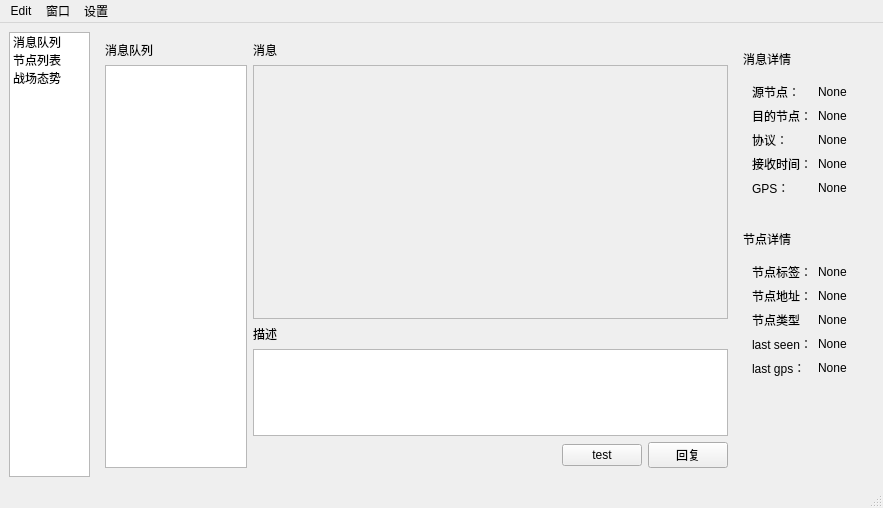
The window that ui/mainwindow.ui (mioyzhang/UI) describes before a commit, drawn with Qt 5.
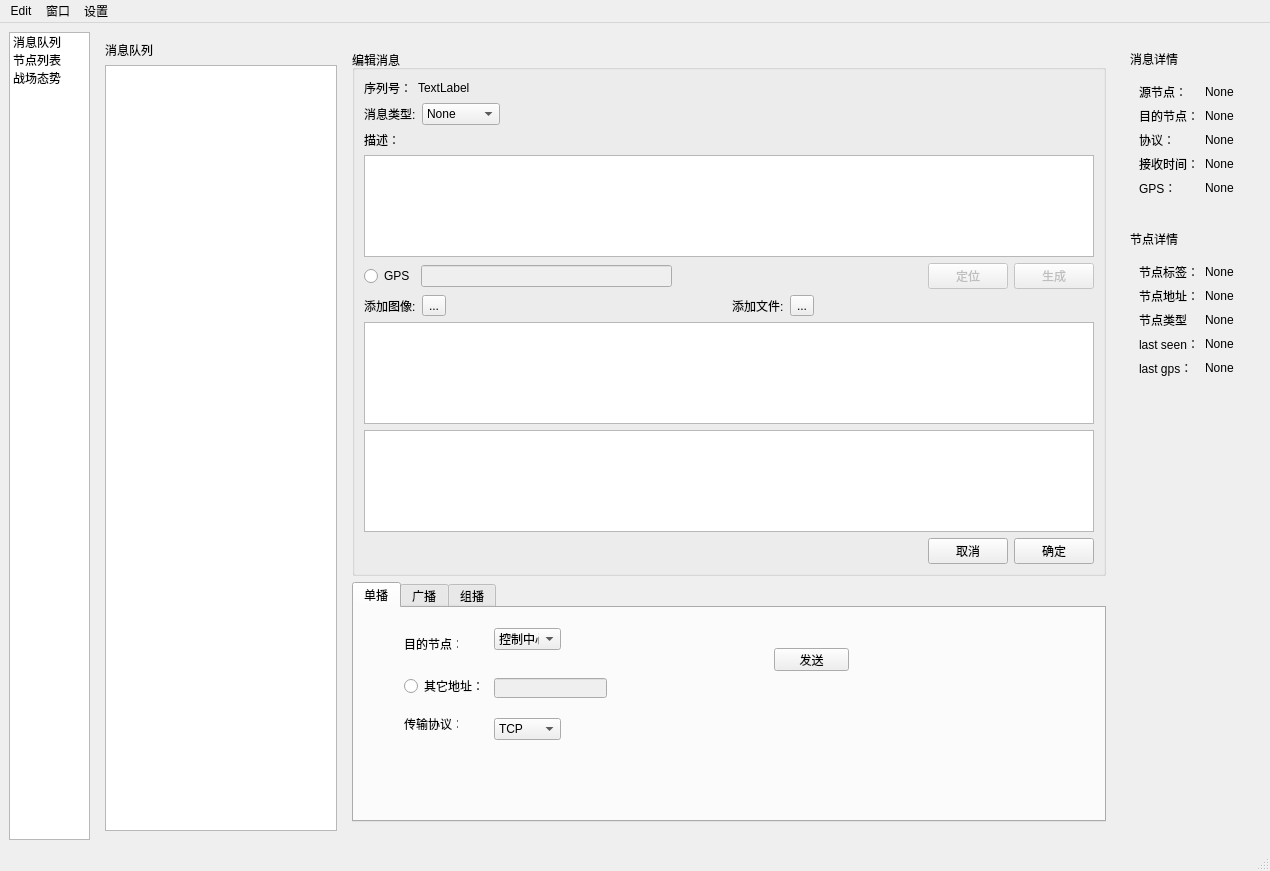
The same window after the commit. Icons and pictures are not drawn.

```diff
--- a/ui/mainwindow.ui
+++ b/ui/mainwindow.ui
@@ -6,8 +6,8 @@
    <rect>
     <x>0</x>
     <y>0</y>
-    <width>883</width>
-    <height>508</height>
+    <width>1270</width>
+    <height>871</height>
    </rect>
   </property>
   <property name="windowTitle">
@@ -65,81 +65,464 @@
          </layout>
         </item>
         <item>
-         <layout class="QVBoxLayout" name="verticalLayout_7" stretch="5,2,0">
-          <item>
-           <layout class="QVBoxLayout" name="verticalLayout_5">
+         <widget class="QStackedWidget" name="stackedWidget_message">
+          <property name="currentIndex">
+           <number>1</number>
+          </property>
+          <widget class="QWidget" name="page_message_view" native="true">
+           <layout class="QVBoxLayout" name="verticalLayout_7" stretch="5,2,0">
             <item>
-             <widget class="QLabel" name="label_25">
-              <property name="text">
-               <string>消息</string>
-              </property>
-             </widget>
+             <layout class="QVBoxLayout" name="verticalLayout_5">
+              <item>
+               <widget class="QLabel" name="label_25">
+                <property name="text">
+                 <string>消息</string>
+                </property>
+               </widget>
+              </item>
+              <item>
+               <widget class="QScrollArea" name="scrollArea">
+                <property name="widgetResizable">
+                 <bool>true</bool>
+                </property>
+                <widget class="QWidget" name="scrollAreaWidgetContents">
+                 <property name="geometry">
+                  <rect>
+                   <x>0</x>
+                   <y>0</y>
+                   <width>764</width>
+                   <height>517</height>
+                  </rect>
+                 </property>
+                </widget>
+               </widget>
+              </item>
+             </layout>
             </item>
             <item>
-             <widget class="QScrollArea" name="scrollArea">
-              <property name="widgetResizable">
-               <bool>true</bool>
-              </property>
-              <widget class="QWidget" name="scrollAreaWidgetContents">
-               <property name="geometry">
-                <rect>
-                 <x>0</x>
-                 <y>0</y>
-                 <width>449</width>
-                 <height>235</height>
-                </rect>
-               </property>
-              </widget>
-             </widget>
+             <layout class="QVBoxLayout" name="verticalLayout_6">
+              <item>
+               <widget class="QLabel" name="label_2">
+                <property name="text">
+                 <string>描述</string>
+                </property>
+               </widget>
+              </item>
+              <item>
+               <widget class="QTextBrowser" name="textBrowser"/>
+              </item>
+             </layout>
             </item>
            </layout>
-          </item>
-          <item>
-           <layout class="QVBoxLayout" name="verticalLayout_6">
+          </widget>
+          <widget class="QWidget" name="page_message_edit">
+           <layout class="QVBoxLayout" name="verticalLayout_13">
             <item>
-             <widget class="QLabel" name="label_2">
-              <property name="text">
-               <string>描述</string>
+             <widget class="QGroupBox" name="groupBox">
+              <property name="title">
+               <string>编辑消息</string>
               </property>
+              <layout class="QVBoxLayout" name="verticalLayout_11">
+               <item>
+                <layout class="QHBoxLayout" name="horizontalLayout_7">
+                 <item>
+                  <widget class="QLabel" name="label_16">
+                   <property name="sizePolicy">
+                    <sizepolicy hsizetype="Fixed" vsizetype="Fixed">
+                     <horstretch>80</horstretch>
+                     <verstretch>20</verstretch>
+                    </sizepolicy>
+                   </property>
+                   <property name="text">
+                    <string>序列号：</string>
+                   </property>
+                  </widget>
+                 </item>
+                 <item>
+                  <widget class="QLabel" name="label_seq">
+                   <property name="text">
+                    <string>TextLabel</string>
+                   </property>
+                  </widget>
+                 </item>
+                </layout>
+               </item>
+               <item>
+                <layout class="QHBoxLayout" name="horizontalLayout_8">
+                 <item>
+                  <widget class="QLabel" name="label_18">
+                   <property name="sizePolicy">
+                    <sizepolicy hsizetype="Fixed" vsizetype="Fixed">
+                     <horstretch>100</horstretch>
+                     <verstretch>20</verstretch>
+                    </sizepolicy>
+                   </property>
+                   <property name="text">
+                    <string>消息类型:</string>
+                   </property>
+                  </widget>
+                 </item>
+                 <item>
+                  <widget class="QComboBox" name="comboBox_mtype">
+                   <item>
+                    <property name="text">
+                     <string>None</string>
+                    </property>
+                   </item>
+                   <item>
+                    <property name="text">
+                     <string>探测信息</string>
+                    </property>
+                   </item>
+                   <item>
+                    <property name="text">
+                     <string>指令信息</string>
+                    </property>
+                   </item>
+                   <item>
+                    <property name="text">
+                     <string>回复信息</string>
+                    </property>
+                   </item>
+                  </widget>
+                 </item>
+                 <item>
+                  <spacer name="horizontalSpacer_5">
+                   <property name="orientation">
+                    <enum>Qt::Horizontal</enum>
+                   </property>
+                   <property name="sizeHint" stdset="0">
+                    <size>
+                     <width>40</width>
+                     <height>20</height>
+                    </size>
+                   </property>
+                  </spacer>
+                 </item>
+                </layout>
+               </item>
+               <item>
+                <layout class="QVBoxLayout" name="verticalLayout_12">
+                 <item>
+                  <widget class="QLabel" name="label_20">
+                   <property name="text">
+                    <string>描述：</string>
+                   </property>
+                  </widget>
+                 </item>
+                 <item>
+                  <widget class="QTextEdit" name="textEdit"/>
+                 </item>
+                </layout>
+               </item>
+               <item>
+                <layout class="QHBoxLayout" name="horizontalLayout_9">
+                 <item>
+                  <widget class="QRadioButton" name="radioButton_gps">
+                   <property name="sizePolicy">
+                    <sizepolicy hsizetype="Minimum" vsizetype="Fixed">
+                     <horstretch>0</horstretch>
+                     <verstretch>0</verstretch>
+                    </sizepolicy>
+                   </property>
+                   <property name="text">
+                    <string>GPS</string>
+                   </property>
+                  </widget>
+                 </item>
+                 <item>
+                  <widget class="QLineEdit" name="lineEdit_gps">
+                   <property name="enabled">
+                    <bool>false</bool>
+                   </property>
+                  </widget>
+                 </item>
+                 <item>
+                  <spacer name="horizontalSpacer_6">
+                   <property name="orientation">
+                    <enum>Qt::Horizontal</enum>
+                   </property>
+                   <property name="sizeHint" stdset="0">
+                    <size>
+                     <width>40</width>
+                     <height>20</height>
+                    </size>
+                   </property>
+                  </spacer>
+                 </item>
+                 <item>
+                  <widget class="QPushButton" name="pushButton_position">
+                   <property name="enabled">
+                    <bool>false</bool>
+                   </property>
+                   <property name="text">
+                    <string>定位</string>
+                   </property>
+                  </widget>
+                 </item>
+                 <item>
+                  <widget class="QPushButton" name="pushButton_generate">
+                   <property name="enabled">
+                    <bool>false</bool>
+                   </property>
+                   <property name="text">
+                    <string>生成</string>
+                   </property>
+                  </widget>
+                 </item>
+                </layout>
+               </item>
+               <item>
+                <layout class="QHBoxLayout" name="horizontalLayout_10">
+                 <item>
+                  <widget class="QLabel" name="label_22">
+                   <property name="text">
+                    <string>添加图像:</string>
+                   </property>
+                  </widget>
+                 </item>
+                 <item>
+                  <widget class="QToolButton" name="toolButton_img">
+                   <property name="sizePolicy">
+                    <sizepolicy hsizetype="Preferred" vsizetype="Preferred">
+                     <horstretch>0</horstretch>
+                     <verstretch>0</verstretch>
+                    </sizepolicy>
+                   </property>
+                   <property name="text">
+                    <string>...</string>
+                   </property>
+                  </widget>
+                 </item>
+                 <item>
+                  <spacer name="horizontalSpacer_3">
+                   <property name="orientation">
+                    <enum>Qt::Horizontal</enum>
+                   </property>
+                   <property name="sizeHint" stdset="0">
+                    <size>
+                     <width>40</width>
+                     <height>20</height>
+                    </size>
+                   </property>
+                  </spacer>
+                 </item>
+                 <item>
+                  <widget class="QLabel" name="label_24">
+                   <property name="text">
+                    <string>添加文件:</string>
+                   </property>
+                  </widget>
+                 </item>
+                 <item>
+                  <widget class="QToolButton" name="toolButton_file">
+                   <property name="sizePolicy">
+                    <sizepolicy hsizetype="Preferred" vsizetype="Preferred">
+                     <horstretch>0</horstretch>
+                     <verstretch>0</verstretch>
+                    </sizepolicy>
+                   </property>
+                   <property name="text">
+                    <string>...</string>
+                   </property>
+                  </widget>
+                 </item>
+                 <item>
+                  <spacer name="horizontalSpacer_7">
+                   <property name="orientation">
+                    <enum>Qt::Horizontal</enum>
+                   </property>
+                   <property name="sizeHint" stdset="0">
+                    <size>
+                     <width>40</width>
+                     <height>20</height>
+                    </size>
+                   </property>
+                  </spacer>
+                 </item>
+                </layout>
+               </item>
+               <item>
+                <widget class="QListWidget" name="listWidget_images">
+                 <property name="enabled">
+                  <bool>true</bool>
+                 </property>
+                 <property name="sizePolicy">
+                  <sizepolicy hsizetype="Expanding" vsizetype="Expanding">
+                   <horstretch>0</horstretch>
+                   <verstretch>0</verstretch>
+                  </sizepolicy>
+                 </property>
+                </widget>
+               </item>
+               <item>
+                <widget class="QListWidget" name="listWidget_files"/>
+               </item>
+               <item>
+                <layout class="QHBoxLayout" name="horizontalLayout_11">
+                 <item>
+                  <spacer name="horizontalSpacer_8">
+                   <property name="orientation">
+                    <enum>Qt::Horizontal</enum>
+                   </property>
+                   <property name="sizeHint" stdset="0">
+                    <size>
+                     <width>40</width>
+                     <height>20</height>
+                    </size>
+                   </property>
+                  </spacer>
+                 </item>
+                 <item>
+                  <widget class="QPushButton" name="pushButton_cancel">
+                   <property name="text">
+                    <string>取消</string>
+                   </property>
+                  </widget>
+                 </item>
+                 <item>
+                  <widget class="QPushButton" name="pushButton_submit">
+                   <property name="text">
+                    <string>确定</string>
+                   </property>
+                  </widget>
+                 </item>
+                </layout>
+               </item>
+              </layout>
              </widget>
             </item>
             <item>
-             <widget class="QTextBrowser" name="textBrowser"/>
-            </item>
-           </layout>
-          </item>
-          <item>
-           <layout class="QHBoxLayout" name="horizontalLayout_4">
-            <item>
-             <spacer name="horizontalSpacer_4">
-              <property name="orientation">
-               <enum>Qt::Horizontal</enum>
-              </property>
-              <property name="sizeHint" stdset="0">
+             <widget class="QTabWidget" name="tabWidget">
+              <property name="minimumSize">
                <size>
-                <width>40</width>
-                <height>20</height>
+                <width>0</width>
+                <height>240</height>
                </size>
               </property>
-             </spacer>
-            </item>
-            <item>
-             <widget class="QPushButton" name="pushButton_4">
-              <property name="text">
-               <string>test</string>
+              <property name="currentIndex">
+               <number>0</number>
               </property>
-             </widget>
-            </item>
-            <item>
-             <widget class="QPushButton" name="pushButton_2">
-              <property name="text">
-               <string>回复</string>
-              </property>
+              <widget class="QWidget" name="tab">
+               <attribute name="title">
+                <string>单播</string>
+               </attribute>
+               <widget class="QLabel" name="label_14">
+                <property name="geometry">
+                 <rect>
+                  <x>50</x>
+                  <y>30</y>
+                  <width>54</width>
+                  <height>12</height>
+                 </rect>
+                </property>
+                <property name="text">
+                 <string>目的节点：</string>
+                </property>
+               </widget>
+               <widget class="QComboBox" name="comboBox">
+                <property name="geometry">
+                 <rect>
+                  <x>140</x>
+                  <y>20</y>
+                  <width>67</width>
+                  <height>22</height>
+                 </rect>
+                </property>
+                <item>
+                 <property name="text">
+                  <string>控制中心</string>
+                 </property>
+                </item>
+               </widget>
+               <widget class="QRadioButton" name="radioButton">
+                <property name="geometry">
+                 <rect>
+                  <x>50</x>
+                  <y>70</y>
+                  <width>83</width>
+                  <height>16</height>
+                 </rect>
+                </property>
+                <property name="text">
+                 <string>其它地址：</string>
+                </property>
+               </widget>
+               <widget class="QLineEdit" name="lineEdit">
+                <property name="enabled">
+                 <bool>false</bool>
+                </property>
+                <property name="geometry">
+                 <rect>
+                  <x>140</x>
+                  <y>70</y>
+                  <width>113</width>
+                  <height>20</height>
+                 </rect>
+                </property>
+               </widget>
+               <widget class="QLabel" name="label_38">
+                <property name="geometry">
+                 <rect>
+                  <x>50</x>
+                  <y>110</y>
+                  <width>54</width>
+                  <height>12</height>
+                 </rect>
+                </property>
+                <property name="text">
+                 <string>传输协议：</string>
+                </property>
+               </widget>
+               <widget class="QComboBox" name="comboBox_2">
+                <property name="geometry">
+                 <rect>
+                  <x>140</x>
+                  <y>110</y>
+                  <width>67</width>
+                  <height>22</height>
+                 </rect>
+                </property>
+                <item>
+                 <property name="text">
+                  <string>TCP</string>
+                 </property>
+                </item>
+                <item>
+                 <property name="text">
+                  <string>UDP</string>
+                 </property>
+                </item>
+               </widget>
+               <widget class="QPushButton" name="pushButton_send">
+                <property name="geometry">
+                 <rect>
+                  <x>420</x>
+                  <y>40</y>
+                  <width>75</width>
+                  <height>23</height>
+                 </rect>
+                </property>
+                <property name="text">
+                 <string>发送</string>
+                </property>
+               </widget>
+              </widget>
+              <widget class="QWidget" name="tab_2">
+               <attribute name="title">
+                <string>广播</string>
+               </attribute>
+              </widget>
+              <widget class="QWidget" name="tab_3">
+               <attribute name="title">
+                <string>组播</string>
+               </attribute>
+              </widget>
              </widget>
             </item>
            </layout>
-          </item>
-         </layout>
+          </widget>
+         </widget>
         </item>
         <item>
          <layout class="QVBoxLayout" name="verticalLayout_4">
@@ -199,7 +582,7 @@
                  </widget>
                 </item>
                 <item row="4" column="1">
-                 <widget class="QLabel" name="label_14">
+                 <widget class="QLabel" name="label_gps">
                   <property name="text">
                    <string>None</string>
                   </property>
@@ -253,7 +636,7 @@
                  </widget>
                 </item>
                 <item row="0" column="1">
-                 <widget class="QLabel" name="label_16">
+                 <widget class="QLabel" name="label_label">
                   <property name="text">
                    <string>None</string>
                   </property>
@@ -267,7 +650,7 @@
                  </widget>
                 </item>
                 <item row="1" column="1">
-                 <widget class="QLabel" name="label_18">
+                 <widget class="QLabel" name="label_address">
                   <property name="text">
                    <string>None</string>
                   </property>
@@ -281,7 +664,7 @@
                  </widget>
                 </item>
                 <item row="2" column="1">
-                 <widget class="QLabel" name="label_20">
+                 <widget class="QLabel" name="label_node_type">
                   <property name="text">
                    <string>None</string>
                   </property>
@@ -295,7 +678,7 @@
                  </widget>
                 </item>
                 <item row="3" column="1">
-                 <widget class="QLabel" name="label_22">
+                 <widget class="QLabel" name="label_last_seen">
                   <property name="text">
                    <string>None</string>
                   </property>
@@ -309,7 +692,7 @@
                  </widget>
                 </item>
                 <item row="4" column="1">
-                 <widget class="QLabel" name="label_24">
+                 <widget class="QLabel" name="label_last_gps">
                   <property name="text">
                    <string>None</string>
                   </property>
@@ -520,8 +903,8 @@
     <rect>
      <x>0</x>
      <y>0</y>
-     <width>883</width>
-     <height>28</height>
+     <width>1270</width>
+     <height>22</height>
     </rect>
    </property>
    <widget class="QMenu" name="menu">
```
Left out of the diff: 106 changed lines with no effect on the pictures.
